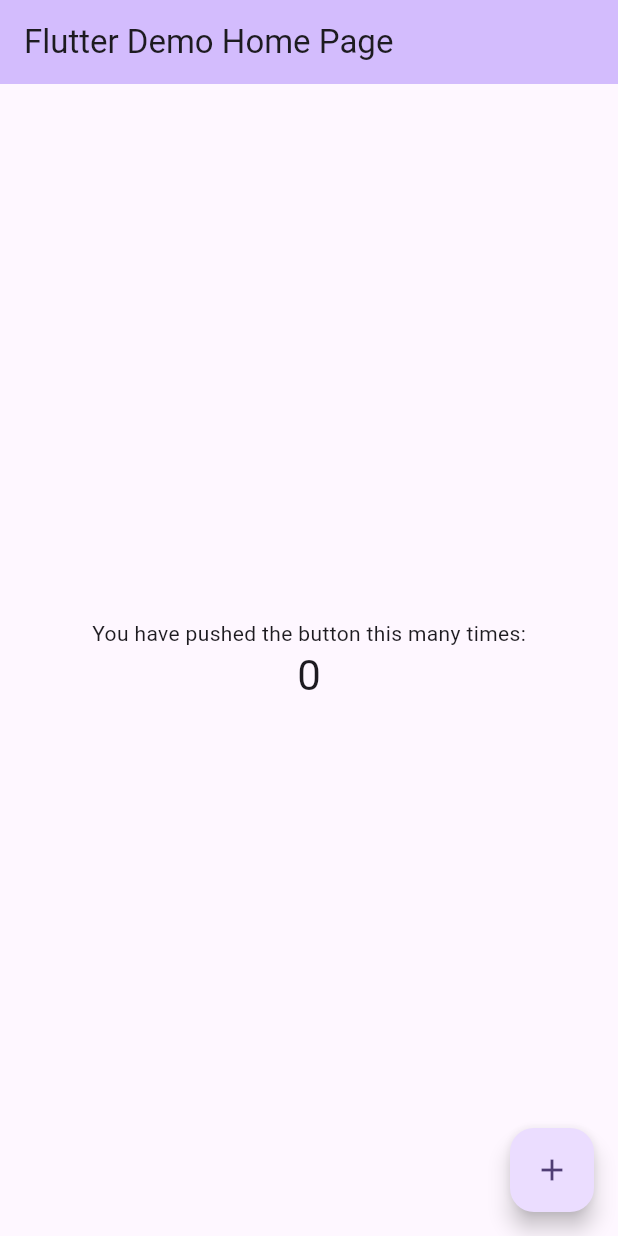
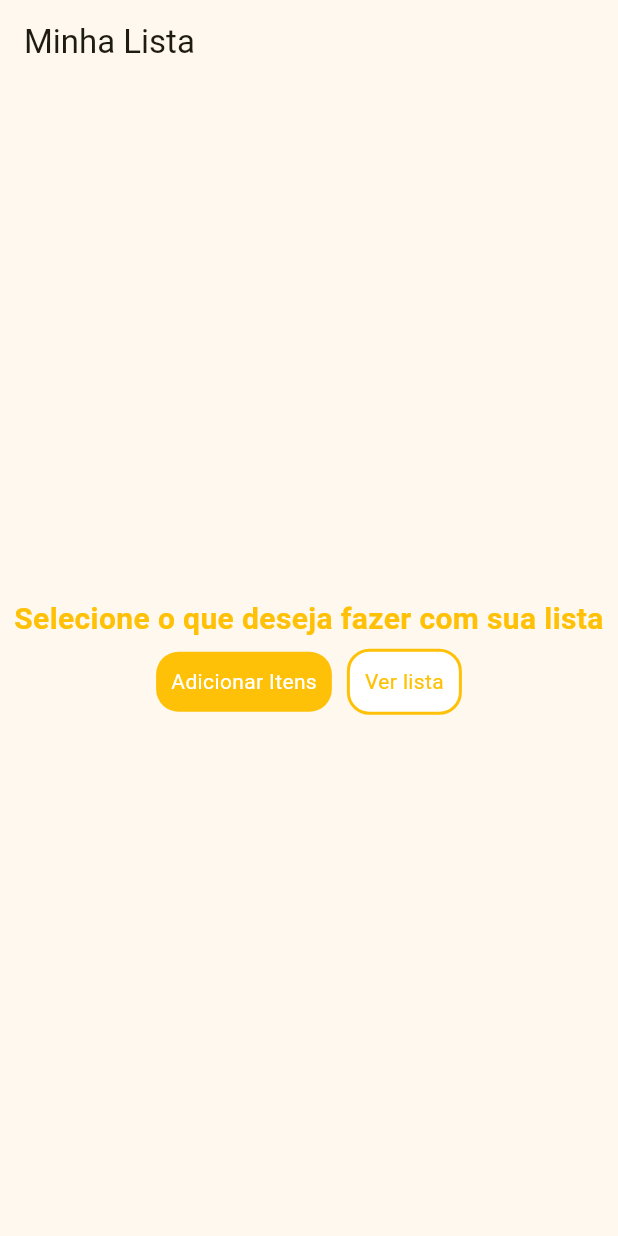
Before and after one commit to rayssamontecchiari/to-buy-list-flutter, a Flutter app: the screen it shows after launch, on a phone screen of 412 x 824 dp. Run offline on Flutter 3.47's test engine with Material 2 defaults, Android fonts, the phone set to English and light mode, and no system bars.

Commit message:
feat: constroi a parte visual do app

```diff
--- /dev/null
+++ b/lib/homePage.dart
@@ -0,0 +1,95 @@
+import 'package:flutter/material.dart';
+import 'package:todo_list/pagesSecundarys/addItem.dart';
+import 'package:todo_list/pagesSecundarys/viewList.dart';
+
+class HomePage extends StatefulWidget {
+  HomePage({Key? key}) : super(key: key);
+
+  @override
+  _HomePageState createState() => _HomePageState();
+}
+
+class _HomePageState extends State<HomePage> {
+  final _userList = [
+    {"name": "banana", "quantity": 2},
+    {"name": "limao", "quantity": 1},
+    {"name": "pera", "quantity": 5}
+  ];
+
+  @override
+  Widget build(BuildContext context) {
+    return Scaffold(
+      appBar: AppBar(
+        title: Text("Minha Lista"),
+      ),
+      body: SafeArea(
+        child: Column(
+            mainAxisAlignment: MainAxisAlignment.center,
+            crossAxisAlignment: CrossAxisAlignment.center,
+            children: [
+              const Text(
+                "Selecione o que deseja fazer com sua lista",
+                textAlign: TextAlign.center,
+                style: TextStyle(
+                    color: Colors.amber,
+                    fontWeight: FontWeight.bold,
+                    fontSize: 20),
+              ),
+              Row(
+                mainAxisAlignment: MainAxisAlignment.center,
+                crossAxisAlignment: CrossAxisAlignment.center,
+                children: [
+                  InkWell(
+                      highlightColor: Colors.amber,
+                      onTap: () => {
+                            Navigator.push(
+                                context,
+                                MaterialPageRoute(
+                                  builder: (_) =>
+                                      addItemsToList(currentList: _userList),
+                                ))
+                          },
+                      child: Container(
+                        decoration: BoxDecoration(
+                          color: Colors.amber,
+                          borderRadius: BorderRadius.circular(15),
+                        ),
+                        margin: const EdgeInsets.all(5),
+                        padding: const EdgeInsets.all(10),
+                        child: const Text("Adicionar Itens",
+                            style: TextStyle(color: Colors.white)),
+                      )),
+                  InkWell(
+                      highlightColor: Colors.amber,
+                      onTap: () => {
+                            Navigator.push(
+                                context,
+                                MaterialPageRoute(
+                                  builder: (_) =>
+                                      viewList(currentList: _userList),
+                                ))
+                          },
+                      child: Container(
+                          decoration: BoxDecoration(
+                            color: Colors.white,
+                            border: Border.all(
+                              color: Colors
+                                  .amber, // Define a cor da borda como vermelho
+                              width:
+                                  2, // Define a largura da borda como 2 pixels
+                            ),
+                            borderRadius: BorderRadius.circular(15),
+                          ),
+                          margin: const EdgeInsets.all(5),
+                          padding: const EdgeInsets.all(10),
+                          child: const Text(
+                            "Ver lista",
+                            style: TextStyle(color: Colors.amber),
+                          ))),
+                ],
+              )
+            ]),
+      ),
+    );
+  }
+}
--- a/lib/main.dart
+++ b/lib/main.dart
@@ -1,4 +1,6 @@
 import 'package:flutter/material.dart';
+
+import 'homePage.dart';
 
 void main() {
   runApp(const MyApp());
@@ -7,119 +9,15 @@ void main() {
 class MyApp extends StatelessWidget {
   const MyApp({super.key});
 
-  // This widget is the root of your application.
   @override
   Widget build(BuildContext context) {
     return MaterialApp(
       title: 'Flutter Demo',
       theme: ThemeData(
-        // This is the theme of your application.
-        //
-        // TRY THIS: Try running your application with "flutter run". You'll see
-        // the application has a blue toolbar. Then, without quitting the app,
-        // try changing the seedColor in the colorScheme below to Colors.green
-        // and then invoke "hot reload" (save your changes or press the "hot
-        // reload" button in a Flutter-supported IDE, or press "r" if you used
-        // the command line to start the app).
-        //
-        // Notice that the counter didn't reset back to zero; the application
-        // state is not lost during the reload. To reset the state, use hot
-        // restart instead.
-        //
-        // This works for code too, not just values: Most code changes can be
-        // tested with just a hot reload.
-        colorScheme: ColorScheme.fromSeed(seedColor: Colors.deepPurple),
+        colorScheme: ColorScheme.fromSeed(seedColor: Colors.amberAccent),
         useMaterial3: true,
       ),
-      home: const MyHomePage(title: 'Flutter Demo Home Page'),
+      home: HomePage(),
     );
   }
 }
-
-class MyHomePage extends StatefulWidget {
-  const MyHomePage({super.key, required this.title});
-
-  // This widget is the home page of your application. It is stateful, meaning
-  // that it has a State object (defined below) that contains fields that affect
-  // how it looks.
-
-  // This class is the configuration for the state. It holds the values (in this
-  // case the title) provided by the parent (in this case the App widget) and
-  // used by the build method of the State. Fields in a Widget subclass are
-  // always marked "final".
-
-  final String title;
-
-  @override
-  State<MyHomePage> createState() => _MyHomePageState();
-}
-
-class _MyHomePageState extends State<MyHomePage> {
-  int _counter = 0;
-
-  void _incrementCounter() {
-    setState(() {
-      // This call to setState tells the Flutter framework that something has
-      // changed in this State, which causes it to rerun the build method below
-      // so that the display can reflect the updated values. If we changed
-      // _counter without calling setState(), then the build method would not be
-      // called again, and so nothing would appear to happen.
-      _counter++;
-    });
-  }
-
-  @override
-  Widget build(BuildContext context) {
-    // This method is rerun every time setState is called, for instance as done
-    // by the _incrementCounter method above.
-    //
-    // The Flutter framework has been optimized to make rerunning build methods
-    // fast, so that you can just rebuild anything that needs updating rather
-    // than having to individually change instances of widgets.
-    return Scaffold(
-      appBar: AppBar(
-        // TRY THIS: Try changing the color here to a specific color (to
-        // Colors.amber, perhaps?) and trigger a hot reload to see the AppBar
-        // change color while the other colors stay the same.
-        backgroundColor: Theme.of(context).colorScheme.inversePrimary,
-        // Here we take the value from the MyHomePage object that was created by
-        // the App.build method, and use it to set our appbar title.
-        title: Text(widget.title),
-      ),
-      body: Center(
-        // Center is a layout widget. It takes a single child and positions it
-        // in the middle of the parent.
-        child: Column(
-          // Column is also a layout widget. It takes a list of children and
-          // arranges them vertically. By default, it sizes itself to fit its
-          // children horizontally, and tries to be as tall as its parent.
-          //
-          // Column has various properties to control how it sizes itself and
-          // how it positions its children. Here we use mainAxisAlignment to
-          // center the children vertically; the main axis here is the vertical
-          // axis because Columns are vertical (the cross axis would be
-          // horizontal).
-          //
-          // TRY THIS: Invoke "debug painting" (choose the "Toggle Debug Paint"
-          // action in the IDE, or press "p" in the console), to see the
-          // wireframe for each widget.
-          mainAxisAlignment: MainAxisAlignment.center,
-          children: <Widget>[
-            const Text(
-              'You have pushed the button this many times:',
-            ),
-            Text(
-              '$_counter',
-              style: Theme.of(context).textTheme.headlineMedium,
-            ),
-          ],
-        ),
-      ),
-      floatingActionButton: FloatingActionButton(
-        onPressed: _incrementCounter,
-        tooltip: 'Increment',
-        child: const Icon(Icons.add),
-      ), // This trailing comma makes auto-formatting nicer for build methods.
-    );
-  }
-}
```
Also changed, not shown: lib/pagesSecundarys/addItem.dart (added, +119 -0 lines), lib/pagesSecundarys/viewList.dart (added, +63 -0 lines).
